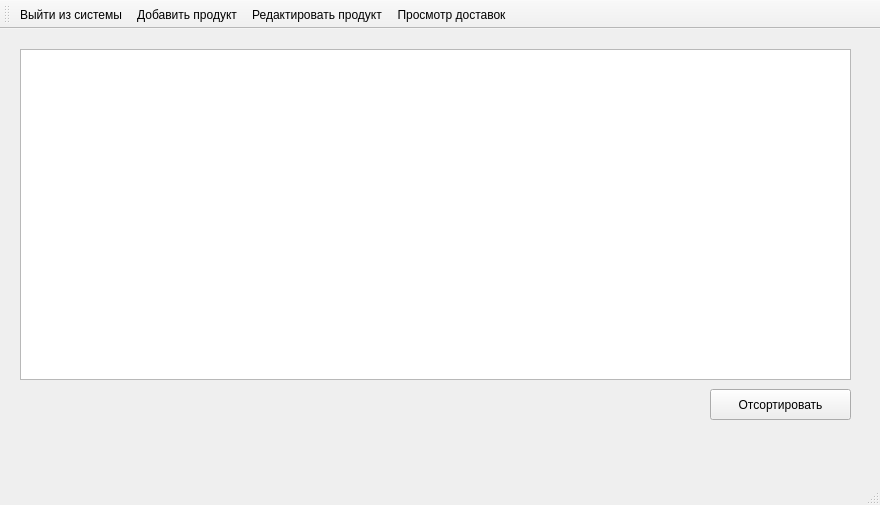
Qt form Source/MDKP/workeractivedelivery.ui (striction10/MDKP) before a commit.
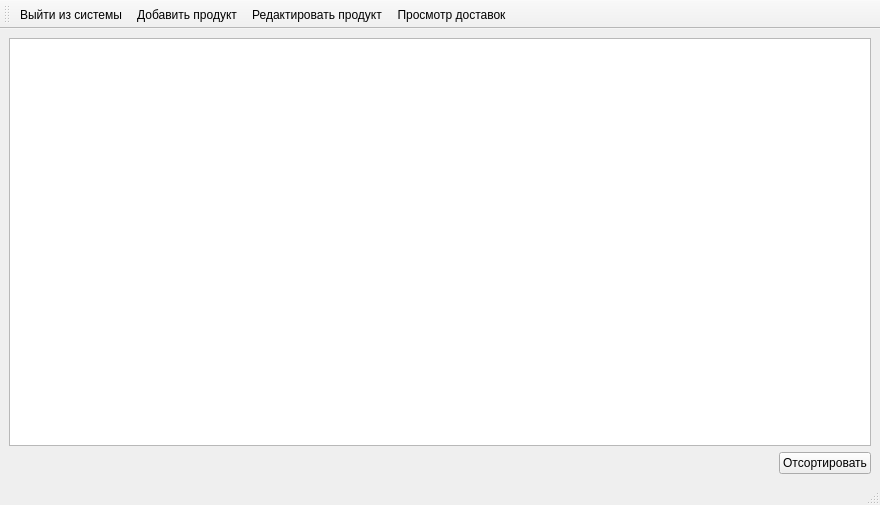
The same form after that commit.

Patch:
```diff
--- a/Source/MDKP/workeractivedelivery.ui
+++ b/Source/MDKP/workeractivedelivery.ui
@@ -14,31 +14,31 @@
    <string>MainWindow</string>
   </property>
   <widget class="QWidget" name="centralwidget">
+   <layout class="QGridLayout" name="gridLayout">
+    <item row="1" column="1">
    <widget class="QPushButton" name="pushButton">
-    <property name="geometry">
-     <rect>
-      <x>710</x>
-      <y>360</y>
-      <width>141</width>
-      <height>31</height>
-     </rect>
-    </property>
     <property name="text">
      <string>Отсортировать</string>
     </property>
    </widget>
-   <widget class="QTableWidget" name="tableWidget">
-    <property name="geometry">
-     <rect>
-      <x>20</x>
-      <y>20</y>
-      <width>831</width>
-      <height>331</height>
-     </rect>
-    </property>
-   </widget>
-   <zorder>tableWidget</zorder>
-   <zorder>pushButton</zorder>
+    </item>
+    <item row="1" column="0">
+     <spacer name="horizontalSpacer">
+      <property name="orientation">
+       <enum>Qt::Horizontal</enum>
+      </property>
+      <property name="sizeHint" stdset="0">
+       <size>
+        <width>40</width>
+        <height>20</height>
+       </size>
+      </property>
+     </spacer>
+    </item>
+    <item row="0" column="0" colspan="2">
+     <widget class="QTableView" name="tableViewDelivery"/>
+    </item>
+   </layout>
   </widget>
   <widget class="QMenuBar" name="menubar">
    <property name="geometry">
```
Lines whose indentation alone changed are shown as unchanged.
